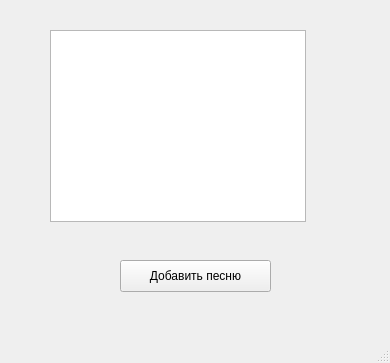
Qt form QT_windows/main.ui (boyarivan06/AnotherOpera) before a commit.
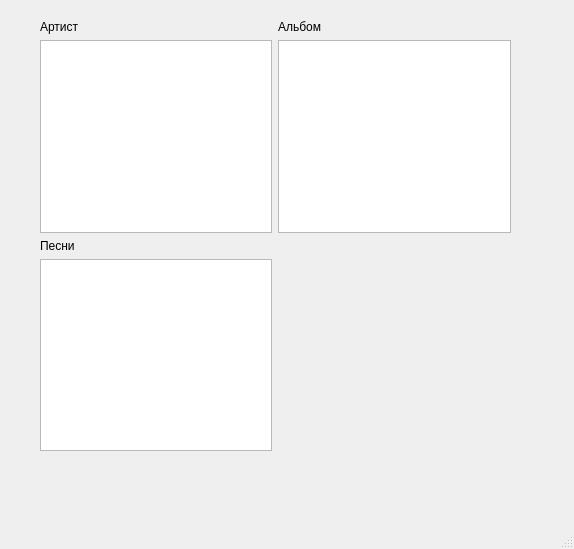
The same form after that commit.

Commit message: added getting songs (with audio!) from jamendo

```diff
--- a/QT_windows/main.ui
+++ b/QT_windows/main.ui
@@ -6,36 +6,55 @@
    <rect>
     <x>0</x>
     <y>0</y>
-    <width>390</width>
-    <height>363</height>
+    <width>574</width>
+    <height>549</height>
    </rect>
   </property>
   <property name="windowTitle">
    <string>Другая опера</string>
   </property>
   <widget class="QWidget" name="centralwidget">
-   <widget class="QPushButton" name="add_song_button">
+   <widget class="QWidget" name="gridLayoutWidget">
     <property name="geometry">
      <rect>
-      <x>120</x>
-      <y>260</y>
-      <width>151</width>
-      <height>32</height>
+      <x>40</x>
+      <y>20</y>
+      <width>471</width>
+      <height>431</height>
      </rect>
     </property>
-    <property name="text">
-     <string>Добавить песню</string>
-    </property>
-   </widget>
-   <widget class="QListWidget" name="songs_list">
-    <property name="geometry">
-     <rect>
-      <x>50</x>
-      <y>30</y>
-      <width>256</width>
-      <height>192</height>
-     </rect>
-    </property>
+    <layout class="QGridLayout" name="gridLayout">
+     <item row="0" column="1">
+      <widget class="QLabel" name="label_2">
+       <property name="text">
+        <string>Альбом</string>
+       </property>
+      </widget>
+     </item>
+     <item row="1" column="1">
+      <widget class="QListWidget" name="albums_list"/>
+     </item>
+     <item row="0" column="0">
+      <widget class="QLabel" name="label">
+       <property name="text">
+        <string>Артист</string>
+       </property>
+      </widget>
+     </item>
+     <item row="1" column="0">
+      <widget class="QListWidget" name="artists_list"/>
+     </item>
+     <item row="3" column="0">
+      <widget class="QListWidget" name="songs_list"/>
+     </item>
+     <item row="2" column="0">
+      <widget class="QLabel" name="label_3">
+       <property name="text">
+        <string>Песни</string>
+       </property>
+      </widget>
+     </item>
+    </layout>
    </widget>
   </widget>
   <widget class="QMenuBar" name="menubar">
```
Left out of the diff: 2 changed lines with no effect on the pictures. The commit also changes 8 other files.
